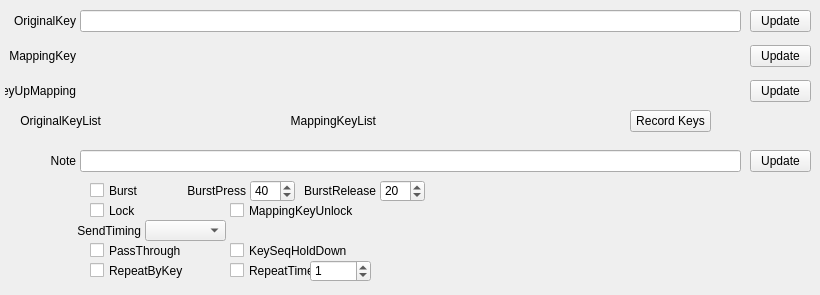
This is QKeyMapper/qitemsetupdialog.ui in Zalafina/QKeyMapper as Qt 5 draws it before an edit. The edited form follows.
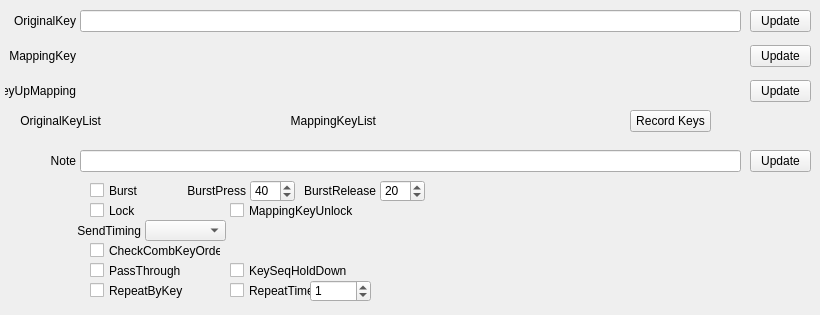
This is the edited form.

Commit message: Add CheckCombKeyOrder checkbox.

Diff of the .ui file:
```diff
--- a/QKeyMapper/qitemsetupdialog.ui
+++ b/QKeyMapper/qitemsetupdialog.ui
@@ -7,7 +7,7 @@
     <x>0</x>
     <y>0</y>
     <width>820</width>
-    <height>295</height>
+    <height>315</height>
    </rect>
   </property>
   <property name="sizePolicy">
@@ -19,13 +19,13 @@
   <property name="minimumSize">
    <size>
     <width>820</width>
-    <height>295</height>
+    <height>315</height>
    </size>
   </property>
   <property name="maximumSize">
    <size>
     <width>820</width>
-    <height>295</height>
+    <height>315</height>
    </size>
   </property>
   <property name="windowTitle">
@@ -73,7 +73,7 @@
    <property name="geometry">
     <rect>
      <x>90</x>
-     <y>240</y>
+     <y>260</y>
      <width>131</width>
      <height>21</height>
     </rect>
@@ -268,7 +268,7 @@
    <property name="geometry">
     <rect>
      <x>230</x>
-     <y>240</y>
+     <y>260</y>
      <width>141</width>
      <height>21</height>
     </rect>
@@ -287,7 +287,7 @@
    <property name="geometry">
     <rect>
      <x>90</x>
-     <y>260</y>
+     <y>280</y>
      <width>131</width>
      <height>21</height>
     </rect>
@@ -306,7 +306,7 @@
    <property name="geometry">
     <rect>
      <x>230</x>
-     <y>260</y>
+     <y>280</y>
      <width>91</width>
      <height>21</height>
     </rect>
@@ -325,7 +325,7 @@
    <property name="geometry">
     <rect>
      <x>310</x>
-     <y>260</y>
+     <y>280</y>
      <width>61</width>
      <height>22</height>
     </rect>
@@ -490,6 +490,25 @@
     <bool>false</bool>
    </property>
   </widget>
+  <widget class="QCheckBox" name="checkCombKeyOrderCheckBox">
+   <property name="geometry">
+    <rect>
+     <x>90</x>
+     <y>240</y>
+     <width>131</width>
+     <height>21</height>
+    </rect>
+   </property>
+   <property name="focusPolicy">
+    <enum>Qt::NoFocus</enum>
+   </property>
+   <property name="text">
+    <string>CheckCombKeyOrder</string>
+   </property>
+   <property name="checked">
+    <bool>false</bool>
+   </property>
+  </widget>
  </widget>
  <resources/>
  <connections/>
```
The commit also changes 9 other files.
